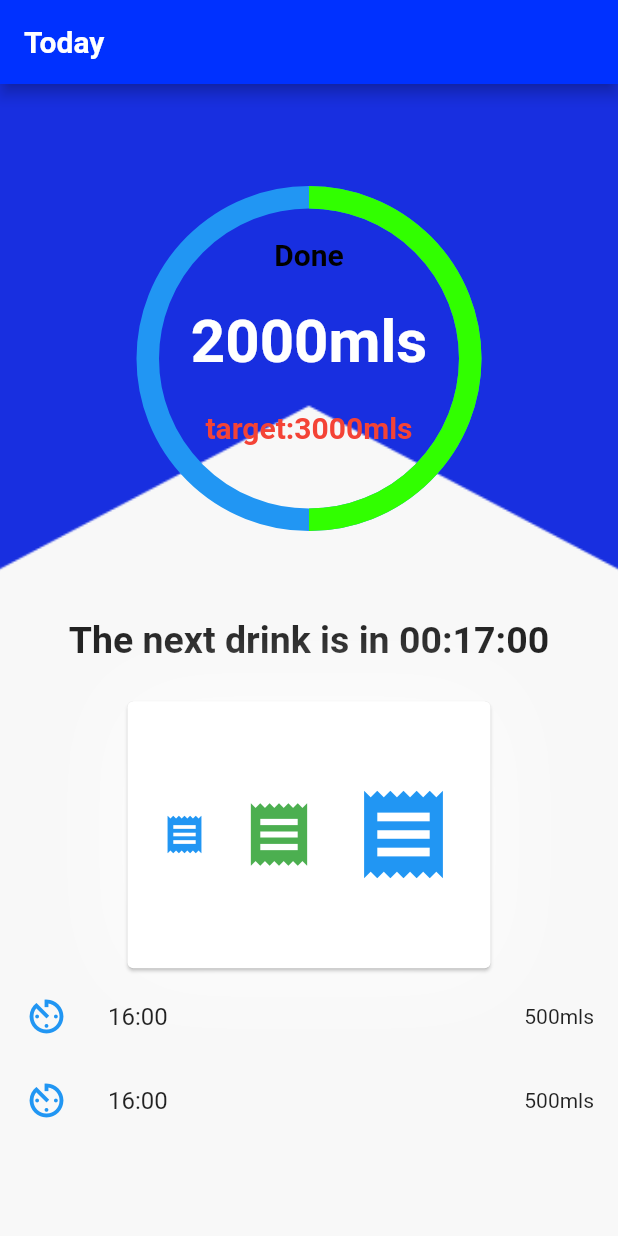
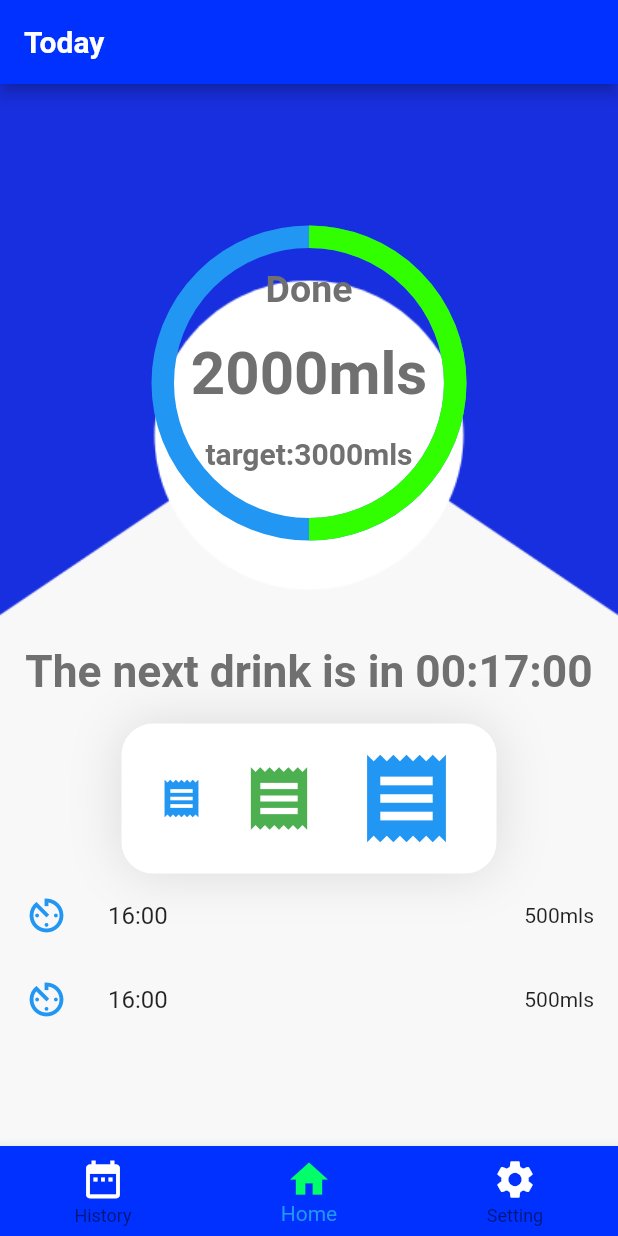
Before and after one commit to PrincEddy/water_routine, a Flutter app: the screen it shows after launch, on a phone screen of 412 x 824 dp. Run offline on Flutter 3.47's test engine with Material 2 defaults, Android fonts, the phone set to English and light mode, and no system bars; drawn by our look-alikes of percent_indicator.

Commit message:
The home page is now responsive i can now merge with the main project

```diff
--- /dev/null
+++ b/lib/components/navigation_component.dart
@@ -0,0 +1,49 @@
+import 'package:flutter/material.dart';
+
+int selectedIndex = 1;
+bool isSelected = false;
+List<IconData> bottomIcons = [Icons.date_range, Icons.home, Icons.settings];
+List<String> titles = ['History', 'Home', 'Setting'];
+List<BottomNavigationBarItem> makeBottomNavigator() {
+  List<BottomNavigationBarItem> bottomNavigatorItems = [];
+
+  for (int i = 0; i < bottomIcons.length; i++) {
+    bottomNavigatorItems.add(
+      BottomNavigationBarItem(
+        icon: Icon(
+          bottomIcons[i],
+          size: 30.0,
+          color: Colors.white,
+        ),
+        activeIcon: Icon(
+          bottomIcons[i],
+          size: 30.0,
+          color: Color(0xFF02FF6A),
+        ),
+        title: Text(
+          titles[i],
+          style: TextStyle(
+            color: Colors.white,
+          ),
+        ),
+      ),
+    );
+  }
+
+  return bottomNavigatorItems;
+}
+
+class BottomNavigationCard extends StatelessWidget {
+  BottomNavigationCard({@required this.onTap});
+  final Function onTap;
+  @override
+  Widget build(BuildContext context) {
+    return BottomNavigationBar(
+      onTap: onTap,
+      type: BottomNavigationBarType.fixed,
+      items: makeBottomNavigator(),
+      currentIndex: selectedIndex,
+      fixedColor: Colors.blue,
+    );
+  }
+}
--- a/lib/components/today_progress_component.dart
+++ b/lib/components/today_progress_component.dart
@@ -2,19 +2,25 @@ import 'package:flutter/material.dart';
 import 'package:percent_indicator/percent_indicator.dart';
 
 class TodayProgressCard extends StatelessWidget {
-  const TodayProgressCard({
-    Key key,
-  }) : super(key: key);
+  TodayProgressCard({@required this.halfSizeOfBody});
+  final double halfSizeOfBody;
 
   @override
   Widget build(BuildContext context) {
+    double blockSize = halfSizeOfBody / 100;
+
+    double circlePaddingTop = blockSize * 12;
+    double radiusOfTheCircle = blockSize * 53;
+    print(radiusOfTheCircle);
+    print(circlePaddingTop);
+
     return Row(
       mainAxisAlignment: MainAxisAlignment.center,
       children: <Widget>[
         Padding(
-          padding: const EdgeInsets.only(top: 20.0),
+          padding: EdgeInsets.only(top: circlePaddingTop),
           child: CircularPercentIndicator(
-            radius: 230.0,
+            radius: radiusOfTheCircle <= 140 ? 165 : 210,
             lineWidth: 15.0,
             percent: 0.50,
             animation: true,
@@ -22,7 +28,6 @@ class TodayProgressCard extends StatelessWidget {
             animateFromLastPercent: true,
             progressColor: Color(0xFF31FF00),
             backgroundColor: Colors.blue,
-            //fillColor: Colors.white,
             center: Column(
               mainAxisAlignment: MainAxisAlignment.spaceAround,
               children: <Widget>[
@@ -30,15 +35,15 @@ class TodayProgressCard extends StatelessWidget {
                 Text(
                   'Done',
                   style: TextStyle(
-                    color: Colors.black,
-                    fontSize: 20.0,
+                    color: Color(0xFF707070),
+                    fontSize: 25.0,
                     fontWeight: FontWeight.bold,
                   ),
                 ),
                 Text(
                   '2000mls',
                   style: TextStyle(
-                    color: Colors.white,
+                    color: Color(0xFF707070),
                     fontSize: 40.0,
                     fontWeight: FontWeight.bold,
                   ),
@@ -46,7 +51,7 @@ class TodayProgressCard extends StatelessWidget {
                 Text(
                   'target:3000mls',
                   style: TextStyle(
-                    color: Colors.red,
+                    color: Color(0xFF707070),
                     fontSize: 20.0,
                     fontWeight: FontWeight.bold,
                   ),
--- a/lib/main.dart
+++ b/lib/main.dart
@@ -1,8 +1,13 @@
 import 'package:flutter/material.dart';
-import 'screens/home_screen.dart';
+import 'screens/bottom_navigation_screen.dart';
 
 void main() => runApp(MaterialApp(
+      theme: ThemeData.light().copyWith(
+        //primaryColor: Colors.transparent,
+        //scaffoldBackgroundColor: Colors.transparent,
+        canvasColor: Color(0xFF0031FF),
+      ),
       debugShowCheckedModeBanner: false,
       title: 'Water Routine',
-      home: HomeScreen(),
+      home: NavigationScreen(),
     ));
--- /dev/null
+++ b/lib/screens/bottom_navigation_screen.dart
@@ -0,0 +1,31 @@
+import 'package:flutter/material.dart';
+import 'home_screen.dart';
+import 'package:water_routine/components/navigation_component.dart';
+
+class NavigationScreen extends StatefulWidget {
+  @override
+  _NavigationScreenState createState() => _NavigationScreenState();
+}
+
+class _NavigationScreenState extends State<NavigationScreen> {
+  @override
+  Widget build(BuildContext context) {
+    List<Widget> optionBottomNavSelection = [
+      Container(),
+      HomeScreen(),
+      Container()
+    ];
+    return Scaffold(
+      backgroundColor: Colors.transparent,
+      body: optionBottomNavSelection.elementAt(selectedIndex),
+      bottomNavigationBar: BottomNavigationCard(
+        onTap: (int item) {
+          setState(() {
+            selectedIndex = item;
+            isSelected = false;
+          });
+        },
+      ),
+    );
+  }
+}
--- a/lib/screens/home_screen.dart
+++ b/lib/screens/home_screen.dart
@@ -4,14 +4,13 @@ import 'package:water_routine/components/today_progress_component.dart';
 class HomeScreen extends StatelessWidget {
   @override
   Widget build(BuildContext context) {
-    return Container(
-      decoration: BoxDecoration(
-        image: DecorationImage(
-          image: AssetImage('images/Home.png'),
-          fit: BoxFit.cover,
-        ),
-      ),
-      child: Scaffold(
+    var appBar = AppBar();
+    double halfHeight = (MediaQuery.of(context).size.height -
+            (appBar.preferredSize.height * 2)) /
+        2;
+    print(appBar.preferredSize.height);
+    print('halfHieght=$halfHeight');
+    return Scaffold(
       backgroundColor: Colors.transparent,
       appBar: AppBar(
         backgroundColor: Color(0xFF0031FF),
@@ -23,32 +22,46 @@ class HomeScreen extends StatelessWidget {
         ),
       ),
       body: Container(
+        decoration: BoxDecoration(
+          image: DecorationImage(
+            image: AssetImage('images/Home.png'),
+            fit: BoxFit.cover,
+          ),
+        ),
+        child: Column(
+          children: <Widget>[
+            Container(
+              height: halfHeight,
+              child: TodayProgressCard(
+                halfSizeOfBody: halfHeight,
+              ),
+            ),
+            Expanded(
+              child: Container(
+                height: halfHeight,
                 child: Column(
                   children: <Widget>[
                     Expanded(
-                flex: 242,
-                child: TodayProgressCard(),
-              ),
-              Expanded(
-                flex: 43,
+                      flex: 1,
+                      child: FittedBox(
+                        fit: BoxFit.fitWidth,
                         child: Padding(
-                  padding: const EdgeInsets.only(top: 10.0, bottom: 10.0),
+                          padding: const EdgeInsets.only(left: 8.0, right: 8.0),
                           child: Text(
                             'The next drink is in 00:17:00',
                             style: TextStyle(
-                      fontSize: 25.0,
                               fontWeight: FontWeight.w600,
+                              color: Color(0xFF707070),
                             ),
                           ),
                         ),
                       ),
-              Expanded(
-                flex: 130,
+                    ),
+                    Flexible(
+                      flex: 2,
                       child: Container(
                         height: 100.0,
                         width: 250.0,
-                  child: Card(
-                    color: Colors.white,
                         child: Row(
                           mainAxisAlignment: MainAxisAlignment.spaceEvenly,
                           children: <Widget>[
@@ -69,24 +82,25 @@ class HomeScreen extends StatelessWidget {
                             ),
                           ],
                         ),
-                  ),
                         decoration: BoxDecoration(
+                            color: Colors.white,
                             borderRadius: BorderRadius.all(
-                        Radius.circular(25.0),
+                              Radius.circular(21.0),
                             ),
                             boxShadow: [
                               BoxShadow(
-                          color: Colors.white70,
-                          blurRadius: 50.0,
+                                color: Colors.black12,
+                                blurRadius: 30.0,
                               )
                             ]),
                       ),
                     ),
                     Expanded(
-                flex: 122,
+                      flex: 2,
                       child: Column(
                         children: <Widget>[
-                    ListTile(
+                          Flexible(
+                            child: ListTile(
                               leading: Icon(
                                 Icons.av_timer,
                                 color: Colors.blue,
@@ -95,7 +109,9 @@ class HomeScreen extends StatelessWidget {
                               trailing: Text('500mls'),
                               title: Text('16:00'),
                             ),
-                    ListTile(
+                          ),
+                          Flexible(
+                            child: ListTile(
                               leading: Icon(
                                 Icons.av_timer,
                                 color: Colors.blue,
@@ -104,6 +120,7 @@ class HomeScreen extends StatelessWidget {
                               trailing: Text('500mls'),
                               title: Text('16:00'),
                             ),
+                          ),
                         ],
                       ),
                     ),
@@ -111,6 +128,9 @@ class HomeScreen extends StatelessWidget {
                 ),
               ),
             ),
+          ],
+        ),
+      ),
     );
   }
 }
```
Also changed, not shown: images/Home.png. Lines whose indentation alone changed are shown as unchanged.
